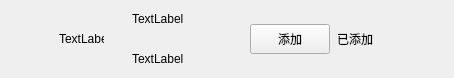
Above: mychat/Client/applyfrienditem.ui from jhxshu/Project before the change. Below: the same form after it.
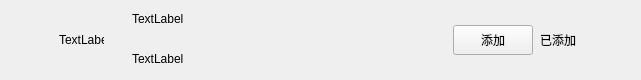
That is the form after the change. Custom widgets are drawn as their Qt base class.

```diff
--- a/mychat/Client/applyfrienditem.ui
+++ b/mychat/Client/applyfrienditem.ui
@@ -6,8 +6,8 @@
    <rect>
     <x>0</x>
     <y>0</y>
-    <width>454</width>
-    <height>78</height>
+    <width>641</width>
+    <height>80</height>
    </rect>
   </property>
   <property name="maximumSize">
@@ -147,6 +147,19 @@
         </layout>
        </widget>
       </item>
+      <item>
+       <spacer name="horizontalSpacer_3">
+        <property name="orientation">
+         <enum>Qt::Orientation::Horizontal</enum>
+        </property>
+        <property name="sizeHint" stdset="0">
+         <size>
+          <width>40</width>
+          <height>20</height>
+         </size>
+        </property>
+       </spacer>
+      </item>
       <item>
        <widget class="ClickedBtn" name="addBtn">
         <property name="minimumSize">
```
